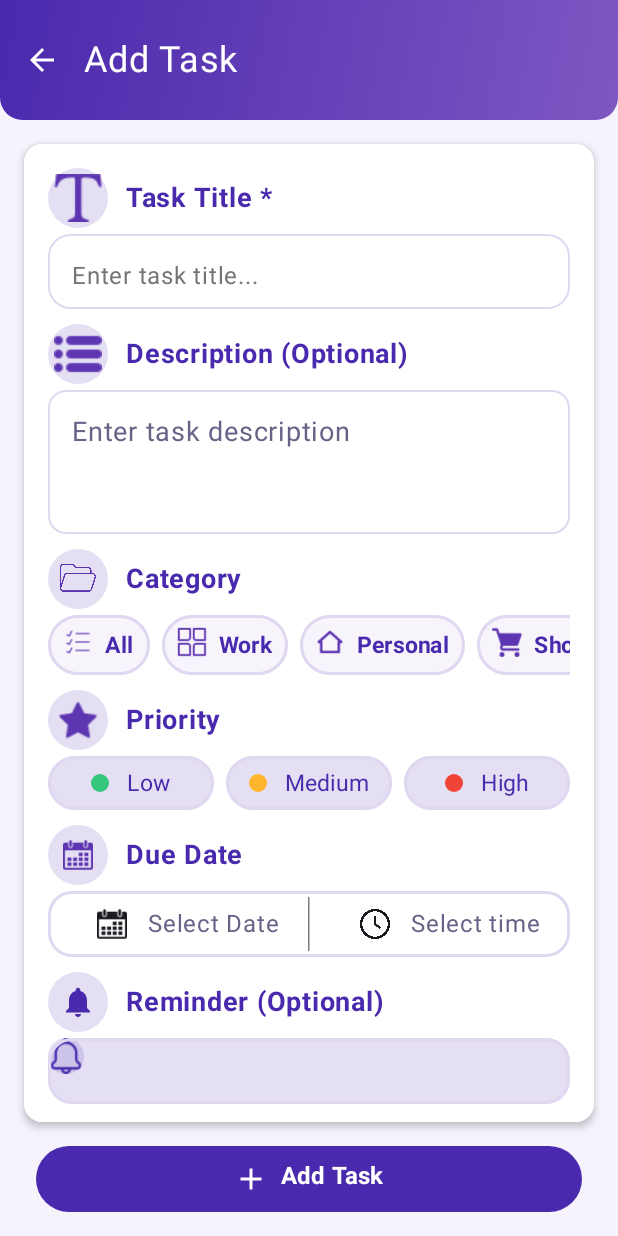
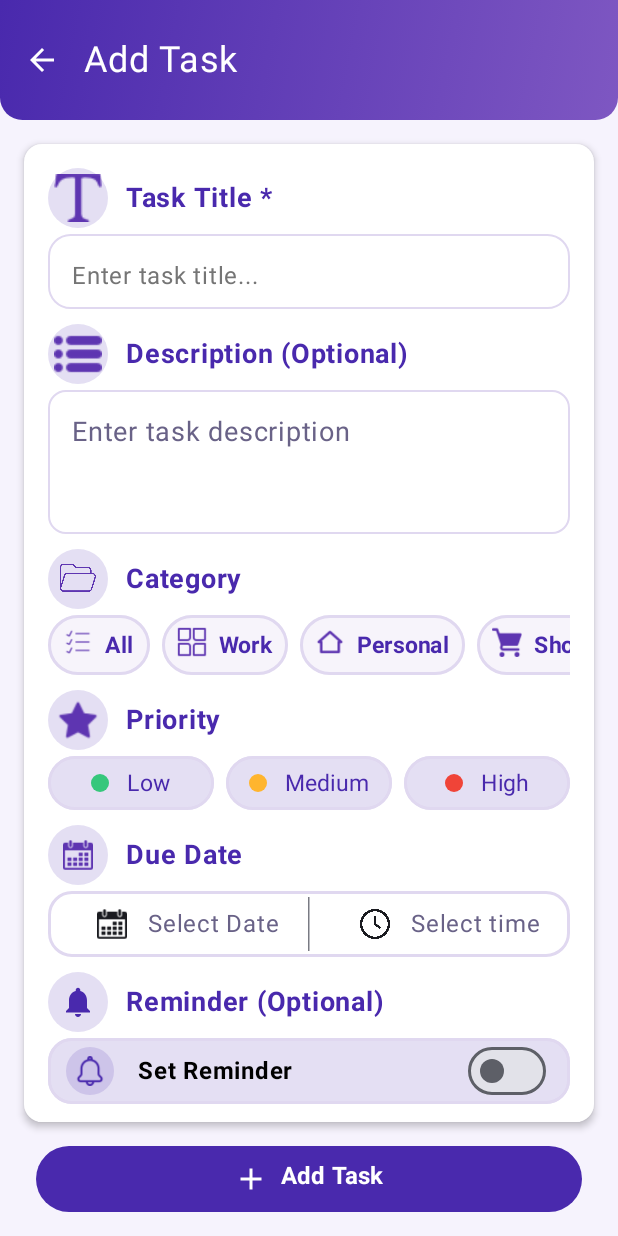
Before and after one commit to smsaif150-blip/TaskFlow, an Android app built with Jetpack Compose: the AddTaskScreen screen opened through its navigation route, on a phone screen of 412 x 824 dp. Run offline under Robolectric (Android 15) with nearby library versions, the phone set to English and light mode, and no system bars; our stand-ins replace Dagger/Hilt's generated code.

Commit message:
Add task initial design complete

```diff
--- a/app/src/main/java/com/example/to_dolistapp/screens/AddTaskScreen.kt
+++ b/app/src/main/java/com/example/to_dolistapp/screens/AddTaskScreen.kt
@@ -37,12 +37,18 @@ import androidx.compose.material3.IconButton
 import androidx.compose.material3.OutlinedTextField
 import androidx.compose.material3.OutlinedTextFieldDefaults
 import androidx.compose.material3.Scaffold
+import androidx.compose.material3.Switch
 import androidx.compose.material3.Text
 import androidx.compose.material3.VerticalDivider
 import androidx.compose.runtime.Composable
+import androidx.compose.runtime.getValue
+import androidx.compose.runtime.mutableStateOf
+import androidx.compose.runtime.remember
+import androidx.compose.runtime.setValue
 import androidx.compose.ui.Alignment
 import androidx.compose.ui.Modifier
 import androidx.compose.ui.graphics.Brush
+import androidx.compose.ui.graphics.Color
 import androidx.compose.ui.graphics.ColorFilter
 import androidx.compose.ui.res.painterResource
 import androidx.compose.ui.text.font.FontWeight
@@ -85,6 +91,10 @@ fun AddTaskScreen()
             )
         }*/
     ) { innerpadding->
+
+        var isReminderEnabled by remember {
+            mutableStateOf(false)
+        }
 
         Column(modifier = Modifier.padding(innerpadding).background(color = Lavender)) {
             Box(
@@ -412,19 +422,41 @@ fun AddTaskScreen()
                         .background(color = Primary_Purple.copy(alpha = 0.15f), shape = RoundedCornerShape(16.dp))
                         .border(width = 2.dp, color = DividerColor, shape = RoundedCornerShape(16.dp)))
                     {
-                        Row(verticalAlignment = Alignment.CenterVertically) {
-                            Box(modifier = Modifier.size(24.dp)
+                        Row(verticalAlignment = Alignment.CenterVertically, modifier = Modifier.fillMaxSize()) {
+                            Spacer(modifier = Modifier.padding(start = 12.dp))
+                            Box(modifier = Modifier.size(32.dp)
                                 .background(color = Primary_Purple.copy(alpha = 0.15f),
                                     shape = CircleShape
                                 ),
                                 contentAlignment = Alignment.Center)
                             {
                                 Icon(painter = painterResource(R.drawable.notification),null,
-                                    tint = Primary_Purple)
+                                    tint = Primary_Purple, modifier = Modifier.size(20.dp))
+                            }
 
-                            }
+
+                            Text(
+                                "Set Reminder",
+                                color = Color.Black,
+                                fontWeight = FontWeight.Bold,
+                                modifier = Modifier.padding(start = 16.dp)
+                                )
+
+
+                            Spacer(modifier = Modifier.weight(1f))
+
+                            Switch(
+                                checked = isReminderEnabled,
+                                onCheckedChange = {
+                                    isReminderEnabled = it
+                                }
+                            )
+
+                            Spacer(modifier = Modifier.padding(horizontal = 8.dp))
+
                         }
                     }
+
                     Spacer(modifier = Modifier.padding(vertical = 16.dp))
 
                 }
```
